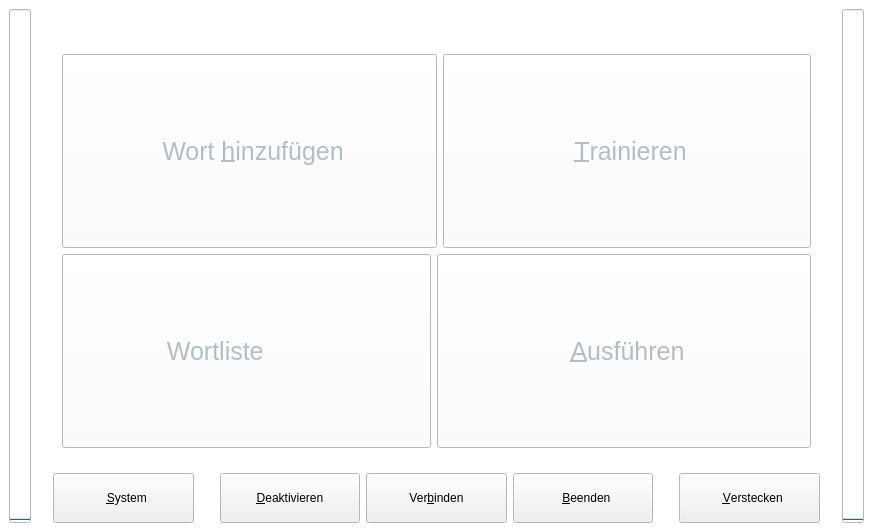
This is ui/main.ui in KDE/simon as Qt 5 draws it before an edit. The edited form follows.
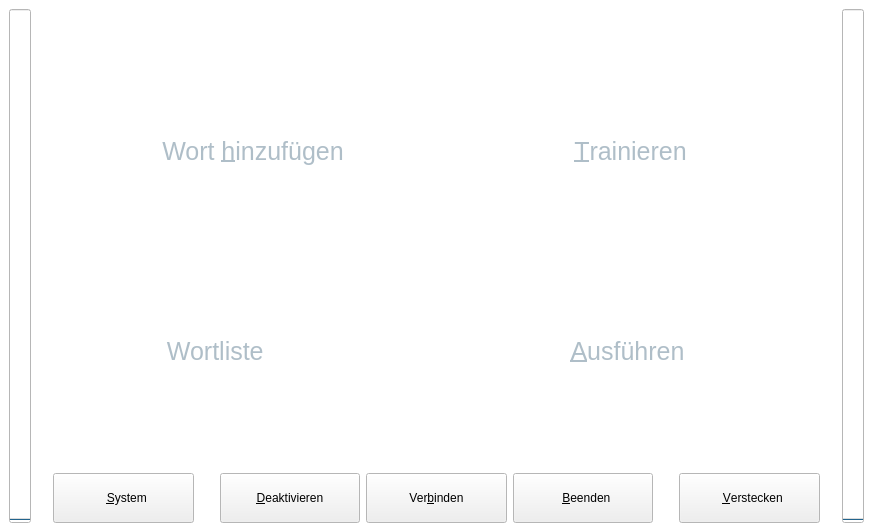
This is the edited form. Icons and pictures are not drawn.

The edit to the form file:
```diff
--- a/ui/main.ui
+++ b/ui/main.ui
@@ -311,7 +311,7 @@
             <bool>true</bool>
            </property>
            <property name="flat" >
-            <bool>false</bool>
+            <bool>true</bool>
            </property>
           </widget>
          </item>
@@ -417,7 +417,7 @@
             <bool>true</bool>
            </property>
            <property name="flat" >
-            <bool>false</bool>
+            <bool>true</bool>
            </property>
           </widget>
          </item>
@@ -582,7 +582,7 @@
             <bool>true</bool>
            </property>
            <property name="flat" >
-            <bool>false</bool>
+            <bool>true</bool>
            </property>
           </widget>
          </item>
@@ -688,7 +688,7 @@
             <bool>true</bool>
            </property>
            <property name="flat" >
-            <bool>false</bool>
+            <bool>true</bool>
            </property>
           </widget>
          </item>
```
